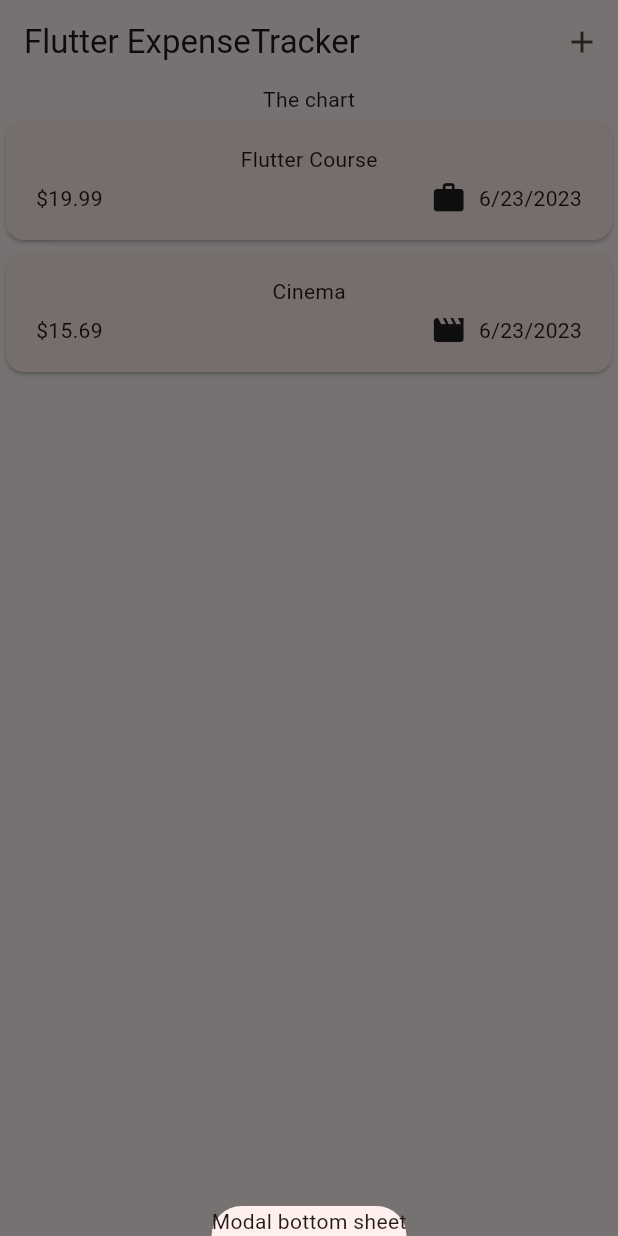
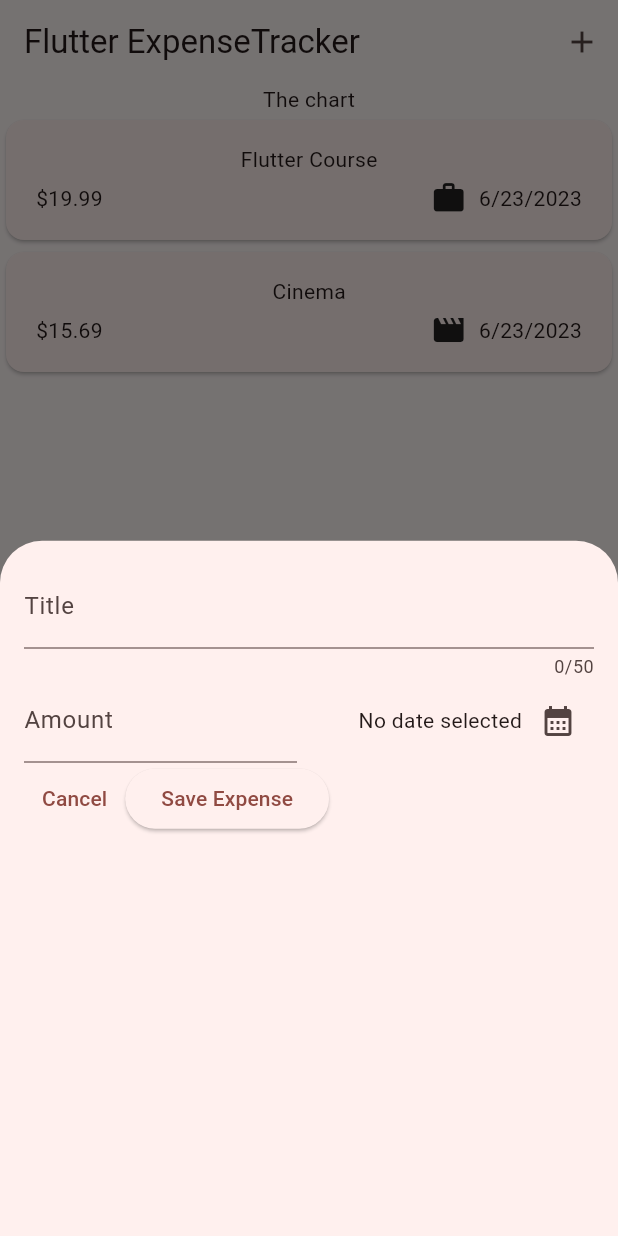
Before and after one commit to kisyam/expense, a Flutter app: the screen it shows after launch, after a tap on the "add" icon, on a phone screen of 412 x 824 dp. Run offline on Flutter 3.47's test engine with Material 2 defaults, Android fonts, the phone set to English and light mode, and no system bars.

Commit message:
showDatePicker

```diff
--- a/lib/widgets/expenses.dart
+++ b/lib/widgets/expenses.dart
@@ -1,4 +1,5 @@
 import 'package:expense_tracker/widgets/expenses_list/expenses_list.dart';
+import 'package:expense_tracker/widgets/new_expense.dart';
 import 'package:flutter/material.dart';
 
 import '../models/expense.dart';
@@ -29,7 +30,7 @@ class _ExpensesState extends State<Expenses> {
   void _openAddExpenseOverlay() {
     showModalBottomSheet(
       context: context,
-      builder: (ctx) => const Text('Modal bottom sheet'),
+      builder: (ctx) => const NewExpense(),
     );
   }
 
--- /dev/null
+++ b/lib/widgets/new_expense.dart
@@ -0,0 +1,104 @@
+import 'package:expense_tracker/models/expense.dart';
+import 'package:flutter/material.dart';
+
+class NewExpense extends StatefulWidget {
+  const NewExpense({super.key});
+
+  @override
+  State<NewExpense> createState() => _NewExpenseState();
+}
+
+class _NewExpenseState extends State<NewExpense> {
+  final TextEditingController _titleController = TextEditingController();
+  final TextEditingController _amountController = TextEditingController();
+  DateTime? _selectedDate;
+
+  Future<void> _presentDatePicker() async {
+    final now = DateTime.now();
+    final firstDate = DateTime(now.year - 1, now.month, now.day);
+    final pickedDate = await showDatePicker(
+        context: context,
+        initialDate: now,
+        firstDate: firstDate,
+        lastDate: now);
+    setState(() {
+      _selectedDate = pickedDate!;
+    });
+  }
+
+  @override
+  void dispose() {
+    _titleController.dispose();
+    _amountController.dispose();
+    super.dispose();
+  }
+
+  @override
+  Widget build(BuildContext context) {
+    return Padding(
+        padding: const EdgeInsets.all(16),
+        child: Column(
+          children: [
+            TextField(
+              controller: _titleController,
+              maxLength: 50,
+              decoration: const InputDecoration(
+                label: Text('Title'),
+              ),
+            ),
+            Row(
+              children: [
+                Expanded(
+                  child: TextField(
+                    keyboardType: TextInputType.number,
+                    controller: _amountController,
+                    decoration: const InputDecoration(
+                      prefixText: '\$ ',
+                      label: Text('Amount'),
+                    ),
+                  ),
+                ),
+                const SizedBox(
+                  width: 16,
+                ),
+                Expanded(
+                  child: Row(
+                    mainAxisAlignment: MainAxisAlignment.end,
+                    crossAxisAlignment: CrossAxisAlignment.center,
+                    children: [
+                      Text(
+                        _selectedDate == null
+                            ? 'No date selected'
+                            : formatter.format(_selectedDate!),
+                      ),
+                      IconButton(
+                        onPressed: _presentDatePicker,
+                        icon: const Icon(
+                          Icons.calendar_month,
+                        ),
+                      )
+                    ],
+                  ),
+                )
+              ],
+            ),
+            Row(
+              children: [
+                TextButton(
+                  onPressed: () {
+                    Navigator.pop(context);
+                  },
+                  child: const Text('Cancel'),
+                ),
+                ElevatedButton(
+                  onPressed: () {
+                    print(_titleController.text);
+                  },
+                  child: const Text('Save Expense'),
+                ),
+              ],
+            )
+          ],
+        ));
+  }
+}
```
